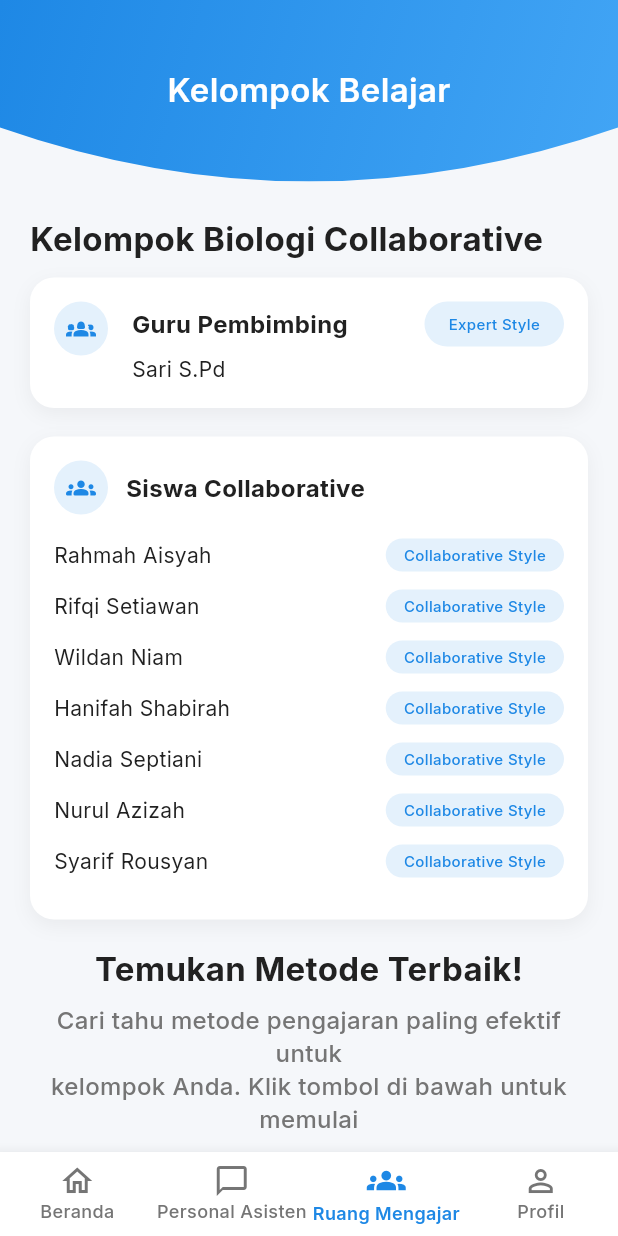
After one commit to BimbingInOfficial/bimbingin-app, a Flutter app: the GuruRuangbelajarView screen opened by its route, after a tap on "Persiapan UTBK", on a phone screen of 412 x 824 dp. The commit adds this screen. Run offline on Flutter 3.47's test engine with Material 3 defaults, Android fonts, the phone set to English and light mode, and no system bars; our stand-ins replace get, google_fonts.

Commit message:
add: daftar ruangan & detail ruangan

```diff
--- /dev/null
+++ b/lib/app/core/widgets/guru_kelompok_belajar.dart
@@ -0,0 +1,126 @@
+import 'package:flutter/material.dart';
+import '../theme/app_colors.dart';
+import '../theme/app_spacing.dart';
+import '../theme/app_typography.dart';
+
+class GuruKelompokBelajarCard extends StatelessWidget {
+  final String title;         // ex: "Guru Pembimbing"
+  final String guruName;      // ex: "Sari S.Pd"
+  final String badgeLabel;    // ex: "Expert Style"
+  final IconData icon;        // ex: Icons.person
+  final VoidCallback? onTap;
+  final Color? badgeBg;
+  final Color? badgeFg;
+
+  const GuruKelompokBelajarCard({
+    super.key,
+    required this.title,
+    required this.guruName,
+    required this.badgeLabel,
+    this.icon = Icons.person,
+    this.onTap,
+    this.badgeBg,
+    this.badgeFg,
+  });
+
+  @override
+  Widget build(BuildContext context) {
+    final bg = badgeBg ?? AppColors.primary.withOpacity(0.12);
+    final fg = badgeFg ?? AppColors.primary;
+
+    final card = Container(
+      padding: const EdgeInsets.all(AppSpacing.lg),
+      decoration: BoxDecoration(
+        color: Colors.white,
+        borderRadius: BorderRadius.circular(16),
+        boxShadow: [
+          BoxShadow(
+            color: Colors.black.withOpacity(0.05),
+            blurRadius: 10,
+            offset: const Offset(0, 4),
+          ),
+        ],
+      ),
+      child: Row(
+        crossAxisAlignment: CrossAxisAlignment.start,
+        children: [
+          // avatar/icon bulat kiri
+          Container(
+            width: 36,
+            height: 36,
+            decoration: BoxDecoration(
+              color: AppColors.primary.withOpacity(0.12),
+              shape: BoxShape.circle,
+            ),
+            alignment: Alignment.center,
+            child: Icon(icon, color: AppColors.primary, size: 20),
+          ),
+          const SizedBox(width: AppSpacing.lg),
+
+          // judul + nama
+          Expanded(
+            child: Column(
+              crossAxisAlignment: CrossAxisAlignment.start,
+              children: [
+                // baris judul + badge kanan
+                Row(
+                  children: [
+                    Expanded(
+                      child: Text(
+                        title,
+                        style: AppTypography.titleMedium.copyWith(
+                          fontWeight: FontWeight.w700,
+                          color: AppColors.textPrimary,
+                        ),
+                        maxLines: 1,
+                        overflow: TextOverflow.ellipsis,
+                      ),
+                    ),
+                    const SizedBox(width: AppSpacing.md),
+                    // badge
+                    Container(
+                      padding: const EdgeInsets.symmetric(
+                        horizontal: AppSpacing.lg,
+                        vertical: AppSpacing.sm,
+                      ),
+                      decoration: BoxDecoration(
+                        color: bg,
+                        borderRadius: BorderRadius.circular(16),
+                      ),
+                      child: Text(
+                        badgeLabel,
+                        style: AppTypography.labelSmall.copyWith(color: fg),
+                      ),
+                    ),
+                  ],
+                ),
+                const SizedBox(height: AppSpacing.xs),
+
+                // nama guru
+                Text(
+                  guruName,
+                  style: AppTypography.bodyMedium.copyWith(
+                    color: AppColors.textPrimary,
+                  ),
+                  maxLines: 1,
+                  overflow: TextOverflow.ellipsis,
+                ),
+              ],
+            ),
+          ),
+        ],
+      ),
+    );
+
+    return onTap != null
+        ? Material(
+            color: Colors.transparent,
+            child: InkWell(
+              borderRadius: BorderRadius.circular(16),
+              onTap: onTap,
+              child: card,
+            ),
+          )
+        : card;
+  }
+}
--- /dev/null
+++ b/lib/app/core/widgets/rekomendasi_button.dart
@@ -0,0 +1,54 @@
+import 'package:flutter/material.dart';
+import '../theme/app_colors.dart';
+import '../theme/app_spacing.dart';
+import '../theme/app_typography.dart';
+
+class RekomendasiButton extends StatelessWidget {
+  final String label;
+  final IconData icon;
+  final VoidCallback onPressed;
+
+  const RekomendasiButton({
+    super.key,
+    required this.label,
+    required this.icon,
+    required this.onPressed,
+  });
+
+  @override
+  Widget build(BuildContext context) {
+    return SizedBox(
+      width: double.infinity, // tombol full lebar
+      child: ElevatedButton(
+        onPressed: onPressed,
+        style: ElevatedButton.styleFrom(
+          backgroundColor: AppColors.primary,
+          foregroundColor: Colors.white,
+          padding: const EdgeInsets.symmetric(
+            vertical: AppSpacing.md,
+            horizontal: AppSpacing.lg,
+          ),
+          shape: RoundedRectangleBorder(
+            borderRadius: BorderRadius.circular(12),
+          ),
+          elevation: 0,
+        ),
+        child: Row(
+          mainAxisSize: MainAxisSize.min,
+          mainAxisAlignment: MainAxisAlignment.center,
+          children: [
+            Icon(icon, size: 20, color: Colors.white),
+            const SizedBox(width: AppSpacing.md),
+            Text(
+              label,
+              style: AppTypography.titleMedium.copyWith(
+                color: Colors.white,
+                fontWeight: FontWeight.w600,
+              ),
+            ),
+          ],
+        ),
+      ),
+    );
+  }
+}
--- /dev/null
+++ b/lib/app/core/widgets/siswa_kelompok.dart
@@ -0,0 +1,111 @@
+import 'package:flutter/material.dart';
+import '../theme/app_colors.dart';
+import '../theme/app_spacing.dart';
+import '../theme/app_typography.dart';
+
+class SiswaInfo {
+  final String name;
+  final String learningStyle;
+
+  SiswaInfo({required this.name, required this.learningStyle});
+}
+
+class SiswaKelompokCard extends StatelessWidget {
+  final String groupTitle;
+  final String groupLearningStyle;
+  final IconData groupIcon;
+  final List<SiswaInfo> students;
+
+  const SiswaKelompokCard({
+    super.key,
+    required this.groupTitle,
+    required this.groupLearningStyle,
+    required this.groupIcon,
+    required this.students,
+  });
+
+  @override
+  Widget build(BuildContext context) {
+    return Container(
+      padding: const EdgeInsets.all(AppSpacing.lg),
+      decoration: BoxDecoration(
+        color: Colors.white,
+        borderRadius: BorderRadius.circular(16),
+        boxShadow: [
+          BoxShadow(
+            color: Colors.black.withOpacity(0.05),
+            blurRadius: 10,
+            offset: const Offset(0, 4),
+          ),
+        ],
+      ),
+      child: Column(
+        crossAxisAlignment: CrossAxisAlignment.start,
+        children: [
+          // Header
+          Row(
+            children: [
+              Container(
+                width: 36,
+                height: 36,
+                decoration: BoxDecoration(
+                  color: AppColors.primary.withOpacity(0.12),
+                  shape: BoxShape.circle,
+                ),
+                alignment: Alignment.center,
+                child: Icon(groupIcon, color: AppColors.primary, size: 20),
+              ),
+              const SizedBox(width: AppSpacing.md),
+              Text(
+                groupTitle,
+                style: AppTypography.titleMedium.copyWith(
+                  fontWeight: FontWeight.w700,
+                  color: AppColors.textPrimary,
+                ),
+              ),
+            ],
+          ),
+          const SizedBox(height: AppSpacing.lg),
+
+          // List siswa
+          ...students.map((siswa) {
+            return Padding(
+              padding: const EdgeInsets.only(bottom: AppSpacing.md),
+              child: Row(
+                children: [
+                  Expanded(
+                    child: Text(
+                      siswa.name,
+                      style: AppTypography.bodyMedium.copyWith(
+                        color: AppColors.textPrimary,
+                      ),
+                      maxLines: 1,
+                      overflow: TextOverflow.ellipsis,
+                    ),
+                  ),
+                  Container(
+                    padding: const EdgeInsets.symmetric(
+                      horizontal: AppSpacing.md,
+                      vertical: AppSpacing.xs,
+                    ),
+                    decoration: BoxDecoration(
+                      color: AppColors.primary.withOpacity(0.12),
+                      borderRadius: BorderRadius.circular(16),
+                    ),
+                    child: Text(
+                      siswa.learningStyle,
+                      style: AppTypography.labelSmall.copyWith(
+                        color: AppColors.primary,
+                        fontWeight: FontWeight.w500,
+                      ),
+                    ),
+                  ),
+                ],
+              ),
+            );
+          }),
+        ],
+      ),
+    );
+  }
+}
--- /dev/null
+++ b/lib/app/modules/guru_ruang_belajar_detail/bindings/guru_ruang_belajar_detail_binding.dart
@@ -0,0 +1,12 @@
+import 'package:get/get.dart';
+
+import '../controllers/guru_ruang_belajar_detail_controller.dart';
+
+class GuruRuangBelajarDetailBinding extends Bindings {
+  @override
+  void dependencies() {
+    Get.lazyPut<GuruRuangBelajarDetailController>(
+      () => GuruRuangBelajarDetailController(),
+    );
+  }
+}
--- /dev/null
+++ b/lib/app/modules/guru_ruang_belajar_detail/controllers/guru_ruang_belajar_detail_controller.dart
@@ -0,0 +1,23 @@
+import 'package:get/get.dart';
+
+class GuruRuangBelajarDetailController extends GetxController {
+  //TODO: Implement GuruRuangBelajarDetailController
+
+  final count = 0.obs;
+  @override
+  void onInit() {
+    super.onInit();
+  }
+
+  @override
+  void onReady() {
+    super.onReady();
+  }
+
+  @override
+  void onClose() {
+    super.onClose();
+  }
+
+  void increment() => count.value++;
+}
--- /dev/null
+++ b/lib/app/modules/guru_ruang_belajar_detail/views/guru_ruang_belajar_detail_view.dart
@@ -0,0 +1,150 @@
+import 'package:bimbingin_app/app/core/widgets/curve_bottom_banner.dart';
+import 'package:bimbingin_app/app/core/widgets/guru_kelompok_belajar.dart';
+import 'package:bimbingin_app/app/core/widgets/navbar.dart';
+import 'package:bimbingin_app/app/core/widgets/rekomendasi_button.dart';
+import 'package:bimbingin_app/app/core/widgets/siswa_kelompok.dart';
+import 'package:flutter/material.dart';
+import 'package:flutter/services.dart';
+
+import 'package:get/get.dart';
+import 'package:bimbingin_app/app/core/theme/app_colors.dart';
+import 'package:bimbingin_app/app/core/theme/app_spacing.dart';
+import 'package:bimbingin_app/app/core/theme/app_typography.dart';
+import '../controllers/guru_ruang_belajar_detail_controller.dart';
+
+class GuruRuangBelajarDetailView
+    extends GetView<GuruRuangBelajarDetailController> {
+  const GuruRuangBelajarDetailView({super.key});
+  @override
+  Widget build(BuildContext context) {
+    return Scaffold(
+       backgroundColor: AppColors.surface,
+      // === NAVBAR DI DETAIL PAGE ===
+      bottomNavigationBar: Navbar(
+        currentIndex: 2, // tab Ruang Belajar
+        onTap: (i) {
+          if (i == 0) Get.offAllNamed('/guru-home');        // contoh
+          if (i == 1) Get.offAllNamed('/guru-chatbot');     // contoh
+          if (i == 2) return;                               // stay here
+          if (i == 3) Get.offAllNamed('/guru-profile');     // contoh
+        },
+      ),
+      body: SingleChildScrollView(
+        child: Column(
+          children: [
+            CurvedBottomBanner(
+              curveHeight: 36, // kedalaman lengkung
+              padding: const EdgeInsets.symmetric(
+                horizontal: AppSpacing.xl,
+                vertical: AppSpacing.lg,
+              ),
+              overlayStyle: SystemUiOverlayStyle.light, // status bar icon putih
+              gradient: const LinearGradient(
+                begin: Alignment.topLeft,
+                end: Alignment.bottomRight,
+                colors: [AppColors.primary, AppColors.primaryLight],
+              ),
+              child: Padding(
+                padding: const EdgeInsets.symmetric(vertical: 30.0),
+                child: Align(
+                  alignment: Alignment.topCenter,
+                  child: Text(
+                    "Kelompok Belajar",
+                    style: AppTypography.headlineLarge.copyWith(
+                      color: Colors.white,
+                      fontWeight: FontWeight.w600,
+                    ),
+                  ),
+                ),
+              ),
+            ),
+
+            // ---- Konten berikutnya halaman (placeholder) ----
+            const SizedBox(height: AppSpacing.xl),
+            Padding(
+              padding: const EdgeInsets.symmetric(horizontal: 20),
+              child: Column(
+                crossAxisAlignment: CrossAxisAlignment.start,
+                children: [
+                  Align(
+                    alignment: Alignment.centerLeft,
+                    child: Text(
+                      'Kelompok Biologi Collaborative',
+                      style: AppTypography.headlineLarge,
+                    ),
+                  ),
+                  const SizedBox(height: 11),
+                  GuruKelompokBelajarCard(
+                    title: 'Guru Pembimbing',
+                    guruName: 'Sari S.Pd',
+                    badgeLabel: 'Expert Style',
+                    icon: Icons.groups_2, // opsional
+                    onTap: () {}, // opsional
+                  ),
+                  SizedBox(height: 19),
+                  SiswaKelompokCard(
+                    groupTitle: 'Siswa Collaborative',
+                    groupLearningStyle: 'Collaborative Style',
+                    groupIcon: Icons.groups_rounded,
+                    students: [
+                      SiswaInfo(
+                        name: 'Rahmah Aisyah',
+                        learningStyle: 'Collaborative Style',
+                      ),
+                      SiswaInfo(
+                        name: 'Rifqi Setiawan',
+                        learningStyle: 'Collaborative Style',
+                      ),
+                      SiswaInfo(
+                        name: 'Wildan Niam',
+                        learningStyle: 'Collaborative Style',
+                      ),
+                      SiswaInfo(
+                        name: 'Hanifah Shabirah',
+                        learningStyle: 'Collaborative Style',
+                      ),
+                      SiswaInfo(
+                        name: 'Nadia Septiani',
+                        learningStyle: 'Collaborative Style',
+                      ),
+                      SiswaInfo(
+                        name: 'Nurul Azizah',
+                        learningStyle: 'Collaborative Style',
+                      ),
+                      SiswaInfo(
+                        name: 'Syarif Rousyan',
+                        learningStyle: 'Collaborative Style',
+                      ),
+                    ],
+                  ),
+                  SizedBox(height: 19),
+                  Align(
+                    alignment: Alignment.center,
+                    child: Text(
+                      'Temukan Metode Terbaik!',
+                      style: AppTypography.headlineLarge.copyWith(
+                        fontWeight: FontWeight.w700,
+                        color: AppColors.textPrimary,
+                      ),
+                    ),
+                  ),
+                  const SizedBox(height: AppSpacing.sm),
+                  Text(
+                    'Cari tahu metode pengajaran paling efektif untuk\n'
+                    'kelompok Anda. Klik tombol di bawah untuk memulai',
+                    style: AppTypography.titleMedium.copyWith(
+                      color: AppColors.textSecondary,
+                    ),
+                    textAlign: TextAlign.center,
+                  ),
+                  SizedBox(height: 19,),
+                  RekomendasiButton(label: "Rekomendasi Metode", icon: Icons.lightbulb, onPressed: () {})
+                ],
+              ),
+            ),
+          ],
+        ),
+      ),
+    );
+  }
+}
--- a/lib/app/modules/guru_ruangbelajar/views/guru_ruangbelajar_view.dart
+++ b/lib/app/modules/guru_ruangbelajar/views/guru_ruangbelajar_view.dart
@@ -6,6 +6,8 @@ import 'package:bimbingin_app/app/core/widgets/join_room_button.dart';
 import 'package:bimbingin_app/app/core/widgets/ruang_belajar_card.dart';
 import 'package:flutter/material.dart';
 import 'package:flutter/services.dart';
+import 'package:get/get.dart';
+import 'package:get/get_core/src/get_main.dart';
 
 class GuruRuangbelajarView extends StatelessWidget {
   const GuruRuangbelajarView({super.key});
@@ -74,11 +76,16 @@ class GuruRuangbelajarView extends StatelessWidget {
                     ),
                   ),
                   const SizedBox(height: AppSpacing.md),
-                  RuangBelajarCard(
-                    title: 'Persiapan UTBK',
-                    siswaCount: 280,
-                    guruCount: 30,
-                    kodeRuangan: '7ztlbhtn',
+                  GestureDetector(
+                    onTap: (){
+                      Get.toNamed('/guru-ruang-belajar-detail');
+                    },
+                    child: RuangBelajarCard(
+                      title: 'Persiapan UTBK',
+                      siswaCount: 280,
+                      guruCount: 30,
+                      kodeRuangan: '7ztlbhtn',
+                    ),
                   ),
                   const SizedBox(height: AppSpacing.md),
                   RuangBelajarCard(
--- a/lib/app/routes/app_pages.dart
+++ b/lib/app/routes/app_pages.dart
@@ -6,6 +6,8 @@ import '../modules/guru_homepage/bindings/guru_homepage_binding.dart';
 import '../modules/guru_homepage/views/guru_homepage_view.dart';
 import '../modules/guru_profilepage/bindings/guru_profilepage_binding.dart';
 import '../modules/guru_profilepage/views/guru_profilepage_view.dart';
+import '../modules/guru_ruang_belajar_detail/bindings/guru_ruang_belajar_detail_binding.dart';
+import '../modules/guru_ruang_belajar_detail/views/guru_ruang_belajar_detail_view.dart';
 import '../modules/guru_ruangbelajar/bindings/guru_ruangbelajar_binding.dart';
 import '../modules/guru_ruangbelajar/views/guru_ruangbelajar_view.dart';
 import '../modules/root/bindings/root_binding.dart';
@@ -44,5 +46,10 @@ class AppPages {
       page: () => const RootView(),
       binding: RootBinding(),
     ),
+    GetPage(
+      name: _Paths.guruRuangBelajarDetail,
+      page: () => const GuruRuangBelajarDetailView(),
+      binding: GuruRuangBelajarDetailBinding(),
+    ),
   ];
 }
--- a/lib/app/routes/app_routes.dart
+++ b/lib/app/routes/app_routes.dart
@@ -8,6 +8,7 @@ abstract class Routes {
   static const guruRuangBelajar = _Paths.guruRuangBelajar;
   static const guruProfilePage = _Paths.guruProfilePage;
   static const root = _Paths.root;
+  static const guruRuangBelajarDetail = _Paths.guruRuangBelajarDetail;
 }
 
 abstract class _Paths {
@@ -17,4 +18,5 @@ abstract class _Paths {
   static const guruRuangBelajar = '/guru-ruangbelajar';
   static const guruProfilePage = '/guru-profilepage';
   static const root = '/root';
+  static const guruRuangBelajarDetail = '/guru-ruang-belajar-detail';
 }
```
